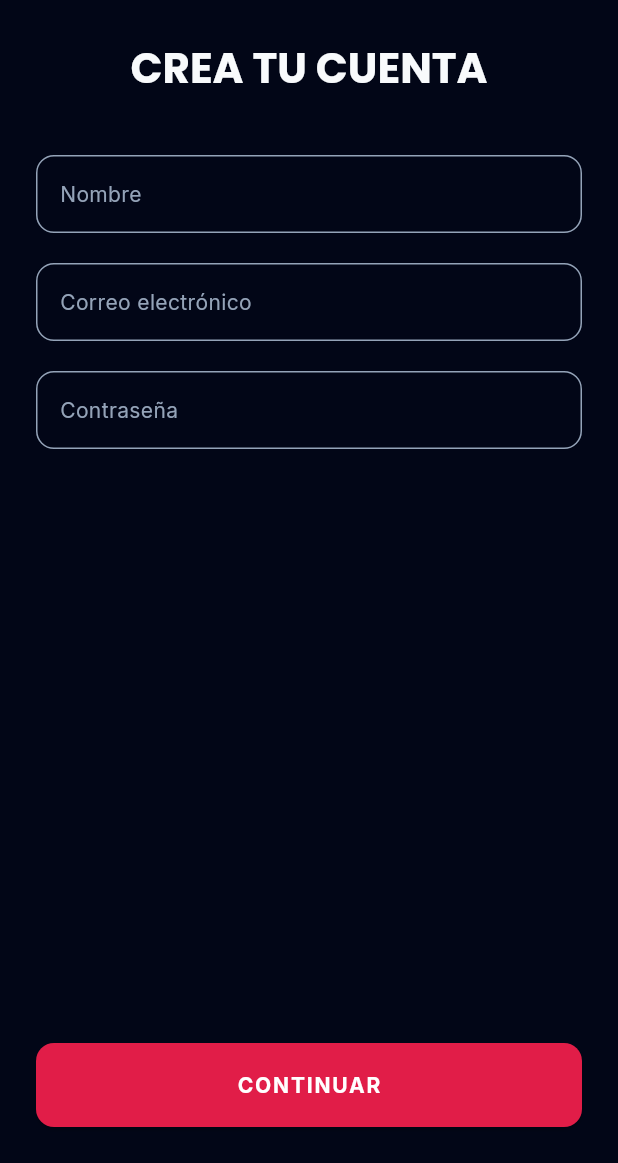
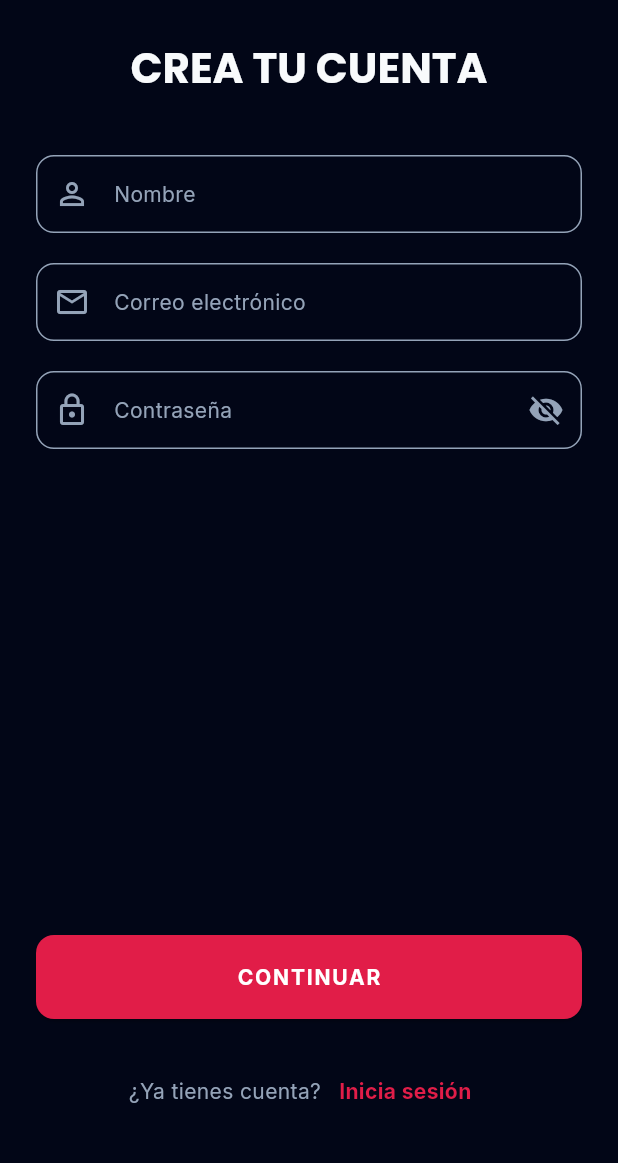
Before and after one commit to csevilla17/Cinephile, a Flutter app: the SubscriptionScreen screen opened directly, on a phone screen of 412 x 824 dp, the part 73-1236 px from its top. Run offline on Flutter 3.47's test engine with Material 3 defaults, Android fonts, the phone set to English and light mode, and no system bars; our stand-ins replace google_fonts.

Commit message:
se añadio la vista de iniciar sesion linkeada a si no tienes una cuenta de suscribes aparte se le añadieron iconos, igualmnete con ya tengo una cuenta ahi pueds linkearte a login por si ya la tienes y se le agrego iconografia

```diff
--- a/lib/screens/SubscriptionScreen.dart
+++ b/lib/screens/SubscriptionScreen.dart
@@ -1,4 +1,5 @@
 import 'package:flutter/material.dart';
+import 'LoginScreen.dart';
 
 class SubscriptionScreen extends StatefulWidget {
   const SubscriptionScreen({super.key});
@@ -10,6 +11,7 @@ class SubscriptionScreen extends StatefulWidget {
 class _SubscriptionScreenState extends State<SubscriptionScreen> {
   bool isPlanSelection = false;
   String selectedPlan = 'Mensual';
+  bool _obscurePassword = true;
 
   @override
   Widget build(BuildContext context) {
@@ -57,6 +59,7 @@ class _SubscriptionScreenState extends State<SubscriptionScreen> {
   Widget _buildFormView() {
     final textTheme = Theme.of(context).textTheme;
     final colorScheme = Theme.of(context).colorScheme;
+    const slateGray = Color(0xFF94A3B8);
 
     return Column(
       key: const ValueKey('FormView'),
@@ -76,11 +79,11 @@ class _SubscriptionScreenState extends State<SubscriptionScreen> {
                   textAlign: TextAlign.center,
                 ),
                 const SizedBox(height: 40),
-                _buildTextField('Nombre'),
+                _buildTextField('Nombre', Icons.person_outline),
                 const SizedBox(height: 20),
-                _buildTextField('Correo electrónico'),
+                _buildTextField('Correo electrónico', Icons.email_outlined),
                 const SizedBox(height: 20),
-                _buildTextField('Contraseña', isPassword: true),
+                _buildTextField('Contraseña', Icons.lock_outline, isPassword: true),
                 const SizedBox(height: 20),
               ],
             ),
@@ -110,23 +113,64 @@ class _SubscriptionScreenState extends State<SubscriptionScreen> {
           ),
         ),
         const SizedBox(height: 24),
+        Row(
+          mainAxisAlignment: MainAxisAlignment.center,
+          children: [
+            Text(
+              '¿Ya tienes cuenta?',
+              style: textTheme.bodyMedium?.copyWith(
+                color: slateGray,
+              ),
+            ),
+            TextButton(
+              onPressed: () {
+                Navigator.pushReplacement(
+                  context,
+                  MaterialPageRoute(builder: (context) => const LoginScreen()),
+                );
+              },
+              child: Text(
+                'Inicia sesión',
+                style: textTheme.bodyMedium?.copyWith(
+                  color: colorScheme.primary,
+                  fontWeight: FontWeight.bold,
+                ),
+              ),
+            ),
+          ],
+        ),
+        const SizedBox(height: 24),
       ],
     );
   }
 
-  Widget _buildTextField(String label, {bool isPassword = false}) {
+  Widget _buildTextField(String label, IconData icon, {bool isPassword = false}) {
     final textTheme = Theme.of(context).textTheme;
     final colorScheme = Theme.of(context).colorScheme;
     const slateGray = Color(0xFF94A3B8);
 
     return TextFormField(
-      obscureText: isPassword,
+      obscureText: isPassword ? _obscurePassword : false,
       style: textTheme.bodyMedium?.copyWith(color: const Color(0xFFF8FAFC)),
       decoration: InputDecoration(
         labelText: label,
         labelStyle: textTheme.bodyMedium?.copyWith(color: slateGray),
         filled: true,
         fillColor: Colors.transparent,
+        prefixIcon: Icon(icon, color: slateGray),
+        suffixIcon: isPassword
+            ? IconButton(
+                icon: Icon(
+                  _obscurePassword ? Icons.visibility_off : Icons.visibility,
+                  color: slateGray,
+                ),
+                onPressed: () {
+                  setState(() {
+                    _obscurePassword = !_obscurePassword;
+                  });
+                },
+              )
+            : null,
         enabledBorder: OutlineInputBorder(
           borderRadius: BorderRadius.circular(12),
           borderSide: const BorderSide(color: slateGray),
```
Also changed, not shown: lib/screens/HomeScreen.dart (+7 -1 lines), lib/screens/LoginScreen.dart (added, +190 -0 lines).
